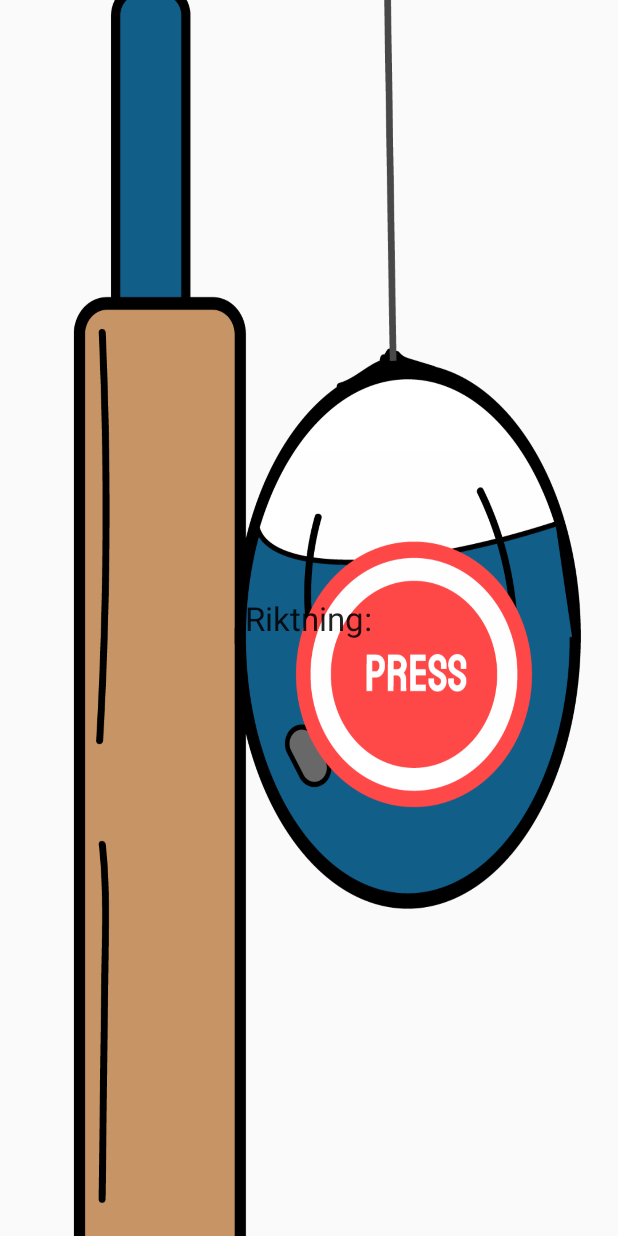
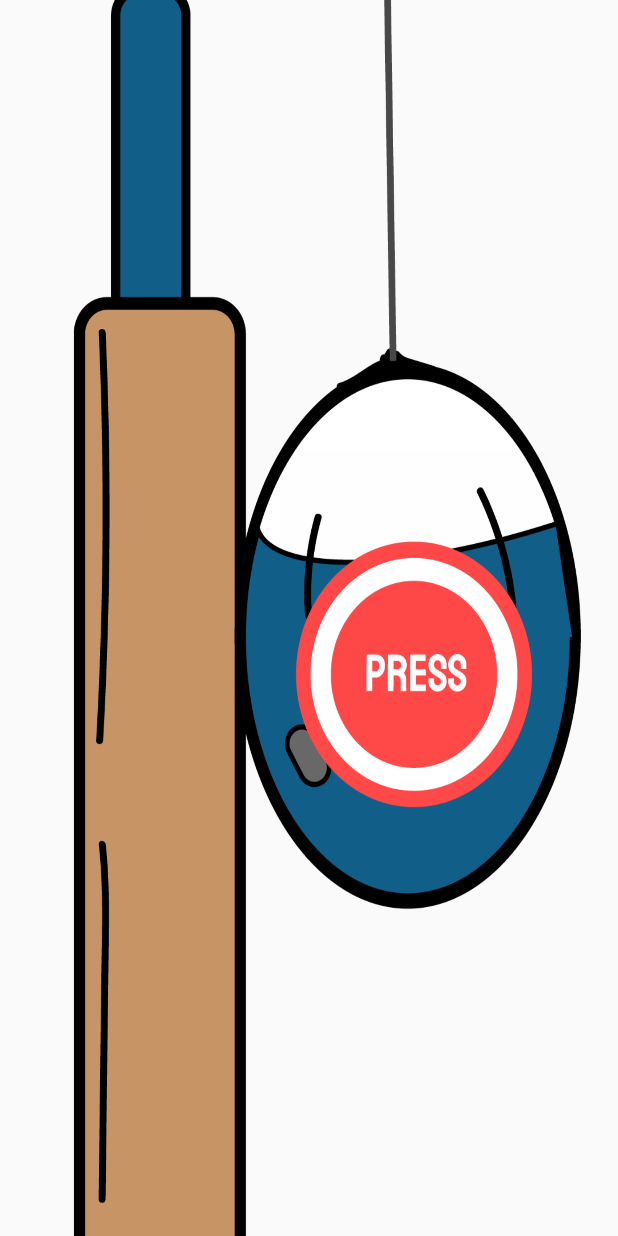
Before and after one commit to dat14eha/AlarmClock, an Android app: the FishActivity screen opened directly, with no data from a screen before it, on a phone screen of 412 x 824 dp. Run offline under Robolectric (Android 15) with nearby library versions, the phone set to English and light mode, and no system bars.

Commit message:
removed t

```diff
--- a/app/src/main/res/layout/activity_fish.xml
+++ b/app/src/main/res/layout/activity_fish.xml
@@ -12,10 +12,8 @@
         android:id="@+id/testText"
         android:layout_width="wrap_content"
         android:layout_height="wrap_content"
+        android:layout_centerInParent="true"
         android:layout_marginTop="10dp"
-        android:text="Riktning:"
-        android:layout_centerHorizontal="true"
-        android:layout_centerVertical="true"
         android:textAppearance="?android:attr/textAppearanceLarge" />
 
     <Button
```
